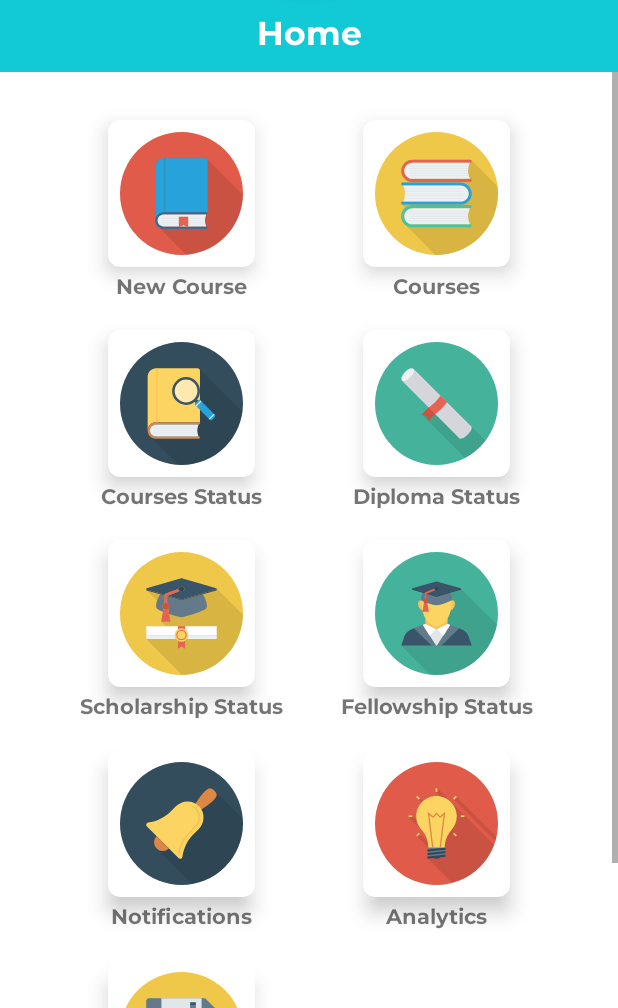
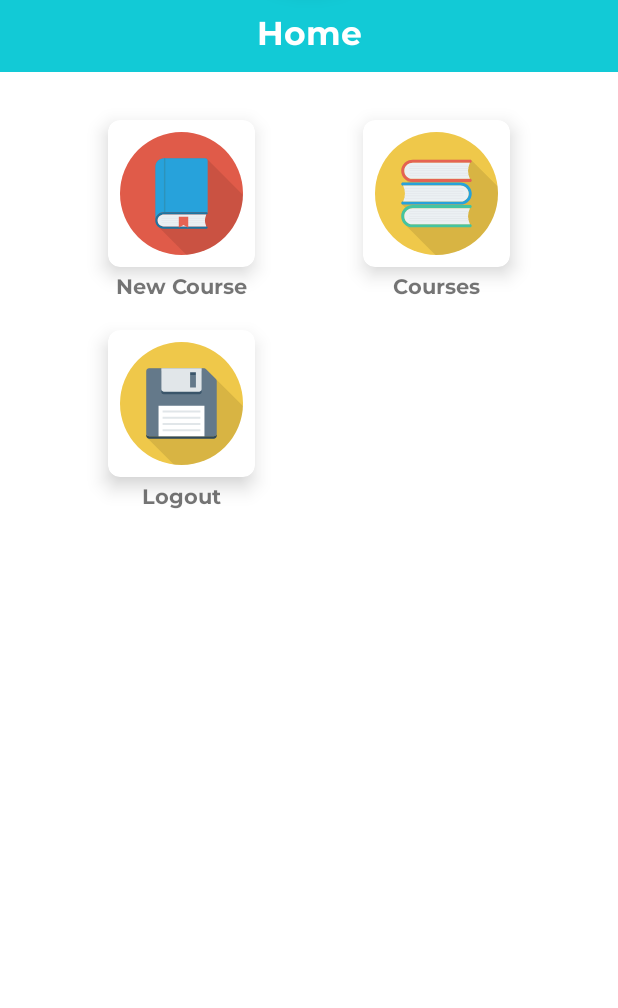
Before and after one commit to abdulrehmank7/SAA-College-Admin, an Android app: the HomeFragment screen opened through its navigation route, on a phone screen of 412 x 824 dp, the part 228-1236 px from its top. Run offline under Robolectric (Android 15) with nearby library versions, the phone set to English and light mode, and no system bars; our stand-ins replace data binding.

Commit message:
UPDATES: - Removed unused options.

```diff
--- a/app/src/main/res/layout/fragment_home.xml
+++ b/app/src/main/res/layout/fragment_home.xml
@@ -127,6 +127,7 @@
                     android:layout_marginTop="42dp"
                     android:clickable="true"
                     android:focusable="true"
+                    android:visibility="gone"
                     app:cardBackgroundColor="@color/white"
                     app:cardCornerRadius="8dp"
                     app:cardElevation="8dp"
@@ -134,8 +135,7 @@
                     app:layout_constraintHorizontal_bias="0.5"
                     app:layout_constraintStart_toStartOf="parent"
                     app:layout_constraintTop_toBottomOf="@+id/cvNewCourse"
-                    app:rippleColor="@color/blue_grey_500"
-                    tools:visibility="gone">
+                    app:rippleColor="@color/blue_grey_500">
 
                     <ImageView
                         android:layout_width="match_parent"
@@ -150,10 +150,10 @@
                     android:layout_marginTop="4dp"
                     android:fontFamily="@font/montserrat_bold"
                     android:text="@string/courses_status"
+                    android:visibility="gone"
                     app:layout_constraintEnd_toEndOf="@+id/cvCourseStatus"
                     app:layout_constraintStart_toStartOf="@+id/cvCourseStatus"
-                    app:layout_constraintTop_toBottomOf="@+id/cvCourseStatus"
-                    tools:visibility="gone" />
+                    app:layout_constraintTop_toBottomOf="@+id/cvCourseStatus" />
 
                 <com.google.android.material.card.MaterialCardView
                     android:id="@+id/cvDiplomaStatus"
@@ -161,6 +161,7 @@
                     android:layout_height="98dp"
                     android:clickable="true"
                     android:focusable="true"
+                    android:visibility="gone"
                     app:cardBackgroundColor="@color/white"
                     app:cardCornerRadius="8dp"
                     app:cardElevation="8dp"
@@ -169,8 +170,7 @@
                     app:layout_constraintHorizontal_bias="0.5"
                     app:layout_constraintStart_toEndOf="@+id/cvCourseStatus"
                     app:layout_constraintTop_toTopOf="@+id/cvCourseStatus"
-                    app:rippleColor="@color/blue_grey_500"
-                    tools:visibility="gone">
+                    app:rippleColor="@color/blue_grey_500">
 
                     <ImageView
                         android:layout_width="match_parent"
@@ -185,10 +185,10 @@
                     android:layout_marginTop="4dp"
                     android:fontFamily="@font/montserrat_bold"
                     android:text="@string/diploma_status"
+                    android:visibility="gone"
                     app:layout_constraintEnd_toEndOf="@+id/cvDiplomaStatus"
                     app:layout_constraintStart_toStartOf="@+id/cvDiplomaStatus"
-                    app:layout_constraintTop_toBottomOf="@+id/cvDiplomaStatus"
-                    tools:visibility="gone" />
+                    app:layout_constraintTop_toBottomOf="@+id/cvDiplomaStatus" />
 
                 <com.google.android.material.card.MaterialCardView
                     android:id="@+id/cvScholarshipStatus"
@@ -197,6 +197,7 @@
                     android:layout_marginTop="42dp"
                     android:clickable="true"
                     android:focusable="true"
+                    android:visibility="gone"
                     app:cardBackgroundColor="@color/white"
                     app:cardCornerRadius="8dp"
                     app:cardElevation="8dp"
@@ -204,8 +205,7 @@
                     app:layout_constraintHorizontal_bias="0.5"
                     app:layout_constraintStart_toStartOf="parent"
                     app:layout_constraintTop_toBottomOf="@+id/cvCourseStatus"
-                    app:rippleColor="@color/blue_grey_500"
-                    tools:visibility="gone">
+                    app:rippleColor="@color/blue_grey_500">
 
                     <ImageView
                         android:layout_width="match_parent"
@@ -220,10 +220,10 @@
                     android:layout_marginTop="4dp"
                     android:fontFamily="@font/montserrat_bold"
                     android:text="@string/scholarship_status"
+                    android:visibility="gone"
                     app:layout_constraintEnd_toEndOf="@+id/cvScholarshipStatus"
                     app:layout_constraintStart_toStartOf="@+id/cvScholarshipStatus"
-                    app:layout_constraintTop_toBottomOf="@+id/cvScholarshipStatus"
-                    tools:visibility="gone" />
+                    app:layout_constraintTop_toBottomOf="@+id/cvScholarshipStatus" />
 
                 <com.google.android.material.card.MaterialCardView
                     android:id="@+id/cvFellowShipStatus"
@@ -231,6 +231,7 @@
                     android:layout_height="98dp"
                     android:clickable="true"
                     android:focusable="true"
+                    android:visibility="gone"
                     app:cardBackgroundColor="@color/white"
                     app:cardCornerRadius="8dp"
                     app:cardElevation="8dp"
@@ -239,8 +240,7 @@
                     app:layout_constraintHorizontal_bias="0.5"
                     app:layout_constraintStart_toEndOf="@+id/cvScholarshipStatus"
                     app:layout_constraintTop_toTopOf="@+id/cvScholarshipStatus"
-                    app:rippleColor="@color/blue_grey_500"
-                    tools:visibility="gone">
+                    app:rippleColor="@color/blue_grey_500">
 
                     <ImageView
                         android:layout_width="match_parent"
@@ -255,10 +255,10 @@
                     android:layout_marginTop="4dp"
                     android:fontFamily="@font/montserrat_bold"
                     android:text="@string/fellowship_status"
+                    android:visibility="gone"
                     app:layout_constraintEnd_toEndOf="@+id/cvFellowShipStatus"
                     app:layout_constraintStart_toStartOf="@+id/cvFellowShipStatus"
-                    app:layout_constraintTop_toBottomOf="@+id/cvFellowShipStatus"
-                    tools:visibility="gone" />
+                    app:layout_constraintTop_toBottomOf="@+id/cvFellowShipStatus" />
 
                 <com.google.android.material.card.MaterialCardView
                     android:id="@+id/cvNotification"
@@ -267,6 +267,7 @@
                     android:layout_marginTop="42dp"
                     android:clickable="true"
                     android:focusable="true"
+                    android:visibility="gone"
                     app:cardBackgroundColor="@color/white"
                     app:cardCornerRadius="8dp"
                     app:cardElevation="8dp"
@@ -274,8 +275,7 @@
                     app:layout_constraintHorizontal_bias="0.5"
                     app:layout_constraintStart_toStartOf="parent"
                     app:layout_constraintTop_toBottomOf="@+id/cvScholarshipStatus"
-                    app:rippleColor="@color/blue_grey_500"
-                    tools:visibility="gone">
+                    app:rippleColor="@color/blue_grey_500">
 
                     <ImageView
                         android:layout_width="match_parent"
@@ -290,10 +290,10 @@
                     android:layout_marginTop="4dp"
                     android:fontFamily="@font/montserrat_bold"
                     android:text="@string/notifications"
+                    android:visibility="gone"
                     app:layout_constraintEnd_toEndOf="@+id/cvNotification"
                     app:layout_constraintStart_toStartOf="@+id/cvNotification"
-                    app:layout_constraintTop_toBottomOf="@+id/cvNotification"
-                    tools:visibility="gone" />
+                    app:layout_constraintTop_toBottomOf="@+id/cvNotification" />
 
                 <com.google.android.material.card.MaterialCardView
                     android:id="@+id/cvAnalytics"
@@ -301,6 +301,7 @@
                     android:layout_height="98dp"
                     android:clickable="true"
                     android:focusable="true"
+                    android:visibility="gone"
                     app:cardBackgroundColor="@color/white"
                     app:cardCornerRadius="8dp"
                     app:cardElevation="8dp"
@@ -309,8 +310,7 @@
                     app:layout_constraintHorizontal_bias="0.5"
                     app:layout_constraintStart_toEndOf="@+id/cvNotification"
                     app:layout_constraintTop_toTopOf="@+id/cvNotification"
-                    app:rippleColor="@color/blue_grey_500"
-                    tools:visibility="gone">
+                    app:rippleColor="@color/blue_grey_500">
 
                     <ImageView
                         android:layout_width="match_parent"
@@ -325,10 +325,10 @@
                     android:layout_marginTop="4dp"
                     android:fontFamily="@font/montserrat_bold"
                     android:text="@string/analytics"
+                    android:visibility="gone"
                     app:layout_constraintEnd_toEndOf="@+id/cvAnalytics"
                     app:layout_constraintStart_toStartOf="@+id/cvAnalytics"
-                    app:layout_constraintTop_toBottomOf="@+id/cvAnalytics"
-                    tools:visibility="gone" />
+                    app:layout_constraintTop_toBottomOf="@+id/cvAnalytics" />
 
                 <com.google.android.material.card.MaterialCardView
                     android:id="@+id/cvLogout"
```
